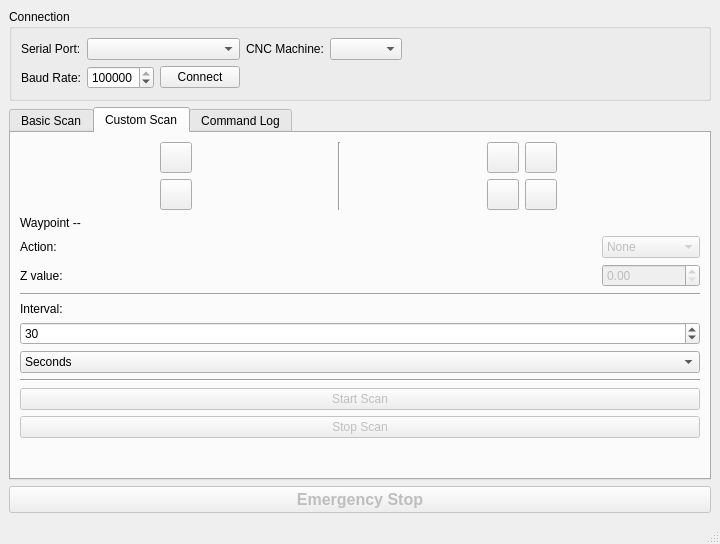
Old version of the form touch-o-matic-tabbed.ui in the repository westphallm1/TouchOMaticController.
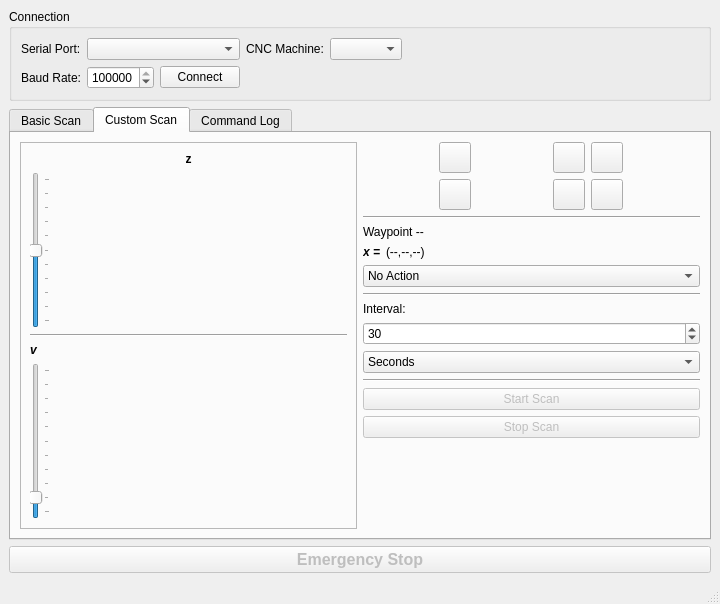
New version of the form. Icons and pictures are not drawn.

Commit message: added support for editing Z position in custom scans

```diff
--- a/touch-o-matic-tabbed.ui
+++ b/touch-o-matic-tabbed.ui
@@ -7,7 +7,7 @@
     <x>0</x>
     <y>0</y>
     <width>720</width>
-    <height>544</height>
+    <height>604</height>
    </rect>
   </property>
   <property name="windowTitle">
@@ -493,6 +493,97 @@
         <item>
          <layout class="QHBoxLayout" name="horizontalLayout_11"/>
         </item>
+        <item>
+         <widget class="QFrame" name="frame">
+          <property name="frameShape">
+           <enum>QFrame::StyledPanel</enum>
+          </property>
+          <property name="frameShadow">
+           <enum>QFrame::Raised</enum>
+          </property>
+          <layout class="QVBoxLayout" name="verticalLayout_8">
+           <item>
+            <layout class="QVBoxLayout" name="verticalLayout_7">
+             <item>
+              <widget class="QLabel" name="label_11">
+               <property name="font">
+                <font>
+                 <weight>75</weight>
+                 <bold>true</bold>
+                </font>
+               </property>
+               <property name="text">
+                <string>z</string>
+               </property>
+               <property name="alignment">
+                <set>Qt::AlignCenter</set>
+               </property>
+              </widget>
+             </item>
+             <item>
+              <widget class="QSlider" name="zSlider">
+               <property name="minimum">
+                <number>-50</number>
+               </property>
+               <property name="maximum">
+                <number>50</number>
+               </property>
+               <property name="orientation">
+                <enum>Qt::Vertical</enum>
+               </property>
+               <property name="invertedAppearance">
+                <bool>false</bool>
+               </property>
+               <property name="tickPosition">
+                <enum>QSlider::TicksBelow</enum>
+               </property>
+               <property name="tickInterval">
+                <number>0</number>
+               </property>
+              </widget>
+             </item>
+             <item>
+              <widget class="Line" name="line_4">
+               <property name="orientation">
+                <enum>Qt::Horizontal</enum>
+               </property>
+              </widget>
+             </item>
+             <item>
+              <widget class="QLabel" name="label_13">
+               <property name="font">
+                <font>
+                 <weight>75</weight>
+                 <italic>true</italic>
+                 <bold>true</bold>
+                </font>
+               </property>
+               <property name="text">
+                <string>v</string>
+               </property>
+              </widget>
+             </item>
+             <item>
+              <widget class="QSlider" name="vSlider">
+               <property name="maximum">
+                <number>100</number>
+               </property>
+               <property name="value">
+                <number>10</number>
+               </property>
+               <property name="orientation">
+                <enum>Qt::Vertical</enum>
+               </property>
+               <property name="tickPosition">
+                <enum>QSlider::TicksBelow</enum>
+               </property>
+              </widget>
+             </item>
+            </layout>
+           </item>
+          </layout>
+         </widget>
+        </item>
         <item>
          <layout class="QVBoxLayout" name="verticalLayout_5">
           <item>
@@ -541,13 +632,6 @@
               </item>
              </layout>
             </item>
-            <item>
-             <widget class="Line" name="line_4">
-              <property name="orientation">
-               <enum>Qt::Vertical</enum>
-              </property>
-             </widget>
-            </item>
             <item>
              <layout class="QGridLayout" name="gridLayout_10">
               <property name="leftMargin">
@@ -637,6 +721,13 @@
             </item>
            </layout>
           </item>
+          <item>
+           <widget class="Line" name="line">
+            <property name="orientation">
+             <enum>Qt::Horizontal</enum>
+            </property>
+           </widget>
+          </item>
           <item>
            <widget class="QLabel" name="waypointLabel">
             <property name="text">
@@ -645,61 +736,48 @@
            </widget>
           </item>
           <item>
-           <layout class="QGridLayout" name="gridLayout_11">
+           <layout class="QHBoxLayout" name="horizontalLayout_14">
             <property name="bottomMargin">
              <number>0</number>
             </property>
-            <item row="0" column="0">
-             <widget class="QLabel" name="label_13">
-              <property name="text">
-               <string>Action:</string>
-              </property>
-             </widget>
-            </item>
-            <item row="0" column="1">
-             <widget class="QComboBox" name="wpAction">
-              <property name="enabled">
-               <bool>false</bool>
-              </property>
+            <item>
+             <widget class="QLabel" name="label_3">
               <property name="sizePolicy">
-               <sizepolicy hsizetype="Maximum" vsizetype="Fixed">
+               <sizepolicy hsizetype="Maximum" vsizetype="Preferred">
                 <horstretch>0</horstretch>
                 <verstretch>0</verstretch>
                </sizepolicy>
               </property>
-              <item>
-               <property name="text">
-                <string>None</string>
-               </property>
-              </item>
-              <item>
-               <property name="text">
-                <string>Take Picture</string>
-               </property>
-              </item>
-              <item>
-               <property name="text">
-                <string>Run Script</string>
-               </property>
-              </item>
-             </widget>
-            </item>
-            <item row="1" column="0">
-             <widget class="QLabel" name="label_3">
+              <property name="font">
+               <font>
+                <weight>75</weight>
+                <italic>true</italic>
+                <bold>true</bold>
+               </font>
+              </property>
               <property name="text">
-               <string>Z value:</string>
+               <string>x =</string>
               </property>
              </widget>
             </item>
-            <item row="1" column="1">
-             <widget class="QDoubleSpinBox" name="wpZ">
-              <property name="enabled">
-               <bool>false</bool>
+            <item>
+             <widget class="QLabel" name="wPos">
+              <property name="text">
+               <string>(--,--,--)</string>
               </property>
              </widget>
             </item>
            </layout>
           </item>
+          <item>
+           <widget class="QComboBox" name="actionBox">
+            <item>
+             <property name="text">
+              <string>No Action</string>
+             </property>
+            </item>
+           </widget>
+          </item>
           <item>
            <widget class="Line" name="line_2">
             <property name="orientation">
```
Left out of the diff: 51 changed lines with no effect on the pictures. The commit also changes 3 other files.
